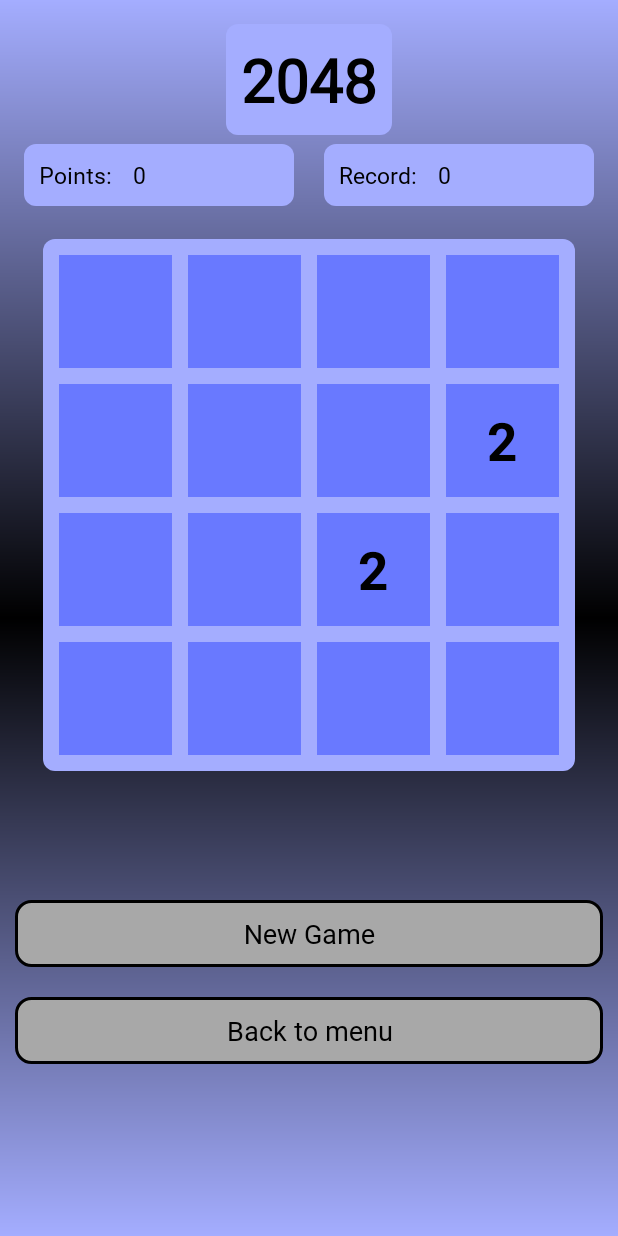
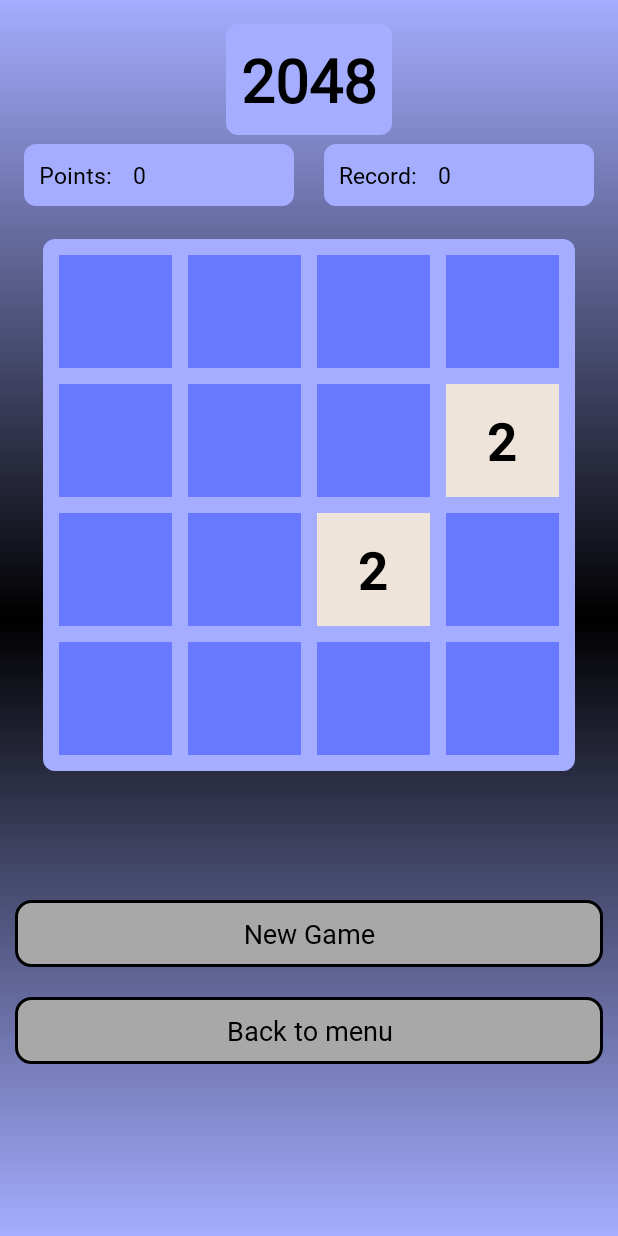
Before and after one commit to juanfrancisco164/Android_Games, an Android app: the Main2048 screen opened directly, with no data from a screen before it, on a phone screen of 412 x 824 dp. Run offline under Robolectric (Android 15) with nearby library versions, the phone set to English and light mode, and no system bars.

Commit message:
adding different colors to 2048 tokens

```diff
--- a/app/src/main/res/values/colors.xml
+++ b/app/src/main/res/values/colors.xml
@@ -2,4 +2,16 @@
 <resources>
     <color name="black">#FF000000</color>
     <color name="white">#FFFFFFFF</color>
+    <color name="valor_0">#6979FF</color>
+    <color name="valor_2">#EEE4DA</color>
+    <color name="valor_4">#EDE0C8</color>
+    <color name="valor_8">#F2B179</color>
+    <color name="valor_16">#F59563</color>
+    <color name="valor_32">#F67C5F</color>
+    <color name="valor_64">#F65E3B</color>
+    <color name="valor_128">#EDCF72</color>
+    <color name="valor_256">#EDCC61</color>
+    <color name="valor_512">#EDC850</color>
+    <color name="valor_1024">#EDC53F</color>
+    <color name="valor_2048">#EDC22E</color>
 </resources>
```
Also changed, not shown: app/src/main/java/com/example/games_overspace/Main2048.java (+39 -0 lines).
